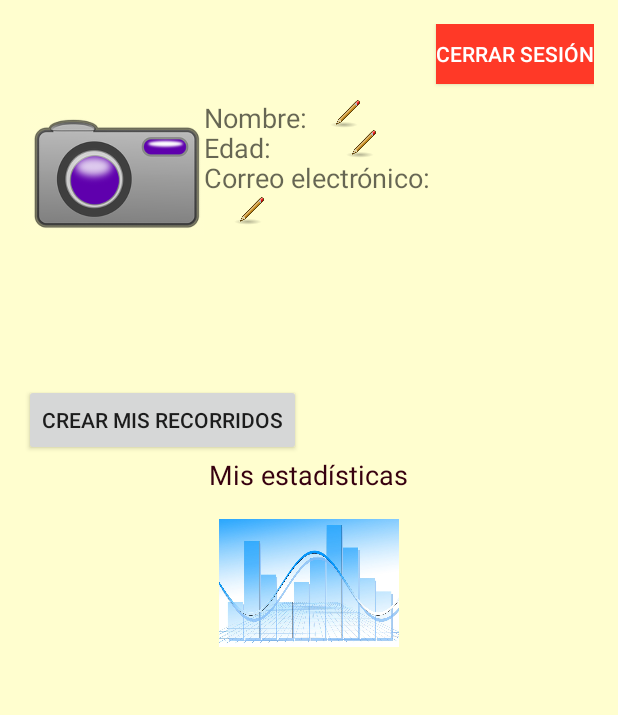
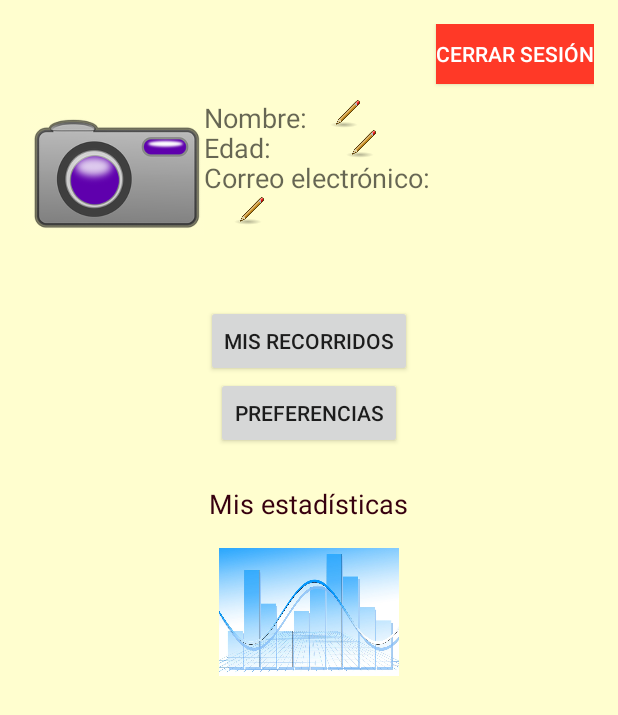
Before and after one commit to lrdzero/TFG, an Android app: the ProfileActivity screen opened directly, with no data from a screen before it, on a phone screen of 412 x 824 dp. Shown: the top 715 px of the screen. Run offline under Robolectric (Android 15) with nearby library versions, the phone set to English and light mode, and no system bars; pictures from the network do not load; 4 statements that could not run were skipped.

Commit message:
Integrado todo

```diff
--- a/app/src/main/java/com/example/lrdzero/tfg/MainActivity.java
+++ b/app/src/main/java/com/example/lrdzero/tfg/MainActivity.java
@@ -143,7 +143,7 @@ public class MainActivity extends Activity implements View.OnClickListener {
 
                break;
             case R.id.botonRegistro:
-                Intent nueva = new Intent(MainActivity.this,Registro.class);
+                Intent nueva = new Intent(MainActivity.this,HerramientaNuevaRuta.class);
 
                 startActivity(nueva);
                 break;
--- a/app/src/main/res/layout/activity_profile.xml
+++ b/app/src/main/res/layout/activity_profile.xml
@@ -6,6 +6,13 @@
     android:paddingBottom="@dimen/activity_vertical_margin"
     tools:context="com.example.lrdzero.tfg.ProfileActivity"
     android:background="#FFFECF">
+
+    <ScrollView
+        android:layout_width="400dp"
+        android:layout_height="wrap_content"
+        android:id="@+id/scrollView3"
+        android:layout_alignParentRight="true"
+        android:layout_alignParentEnd="true">
 
         <LinearLayout
             android:orientation="vertical"
@@ -29,7 +36,7 @@
             <LinearLayout
                 android:orientation="horizontal"
                 android:layout_width="match_parent"
-            android:layout_height="200dp">
+                android:layout_height="147dp">
 
                 <ImageView
                     android:layout_width="120dp"
@@ -163,13 +170,25 @@
                 android:layout_width="match_parent"
                 android:layout_height="255dp">
 
+                <LinearLayout
+                    android:orientation="vertical"
+                    android:layout_width="match_parent"
+                    android:layout_height="120dp">
+
                     <Button
                         android:layout_width="wrap_content"
                         android:layout_height="wrap_content"
-                android:text="Crear Mis Recorridos"
+                        android:text="Mis Recorridos"
                         android:id="@+id/button2"
-                android:layout_below="@+id/foto"
-                android:layout_centerHorizontal="true" />
+                        android:layout_gravity="center_horizontal" />
+
+                    <Button
+                        android:layout_width="wrap_content"
+                        android:layout_height="wrap_content"
+                        android:text="preferencias"
+                        android:id="@+id/button3"
+                        android:layout_gravity="center_horizontal" />
+                </LinearLayout>
 
                 <TextView
                     android:text="Mis estadísticas"
@@ -197,5 +216,6 @@
             </LinearLayout>
 
         </LinearLayout>
+    </ScrollView>
 
 </RelativeLayout>
--- a/app/src/main/res/values/strings.xml
+++ b/app/src/main/res/values/strings.xml
@@ -27,6 +27,11 @@
         <item>Movilidad reducida</item>
 
     </string-array>
+    <string-array name="recomendadoUser">
+        <item>Problemas Cardiovasculares</item>
+        <item>Movilidad reducida</item>
+
+    </string-array>
     <string-array name="dificultades">
         <item>Fácil</item>
         <item>Medio</item>
```
Also changed, not shown: app/src/main/java/com/example/lrdzero/tfg/Conexion.java (+44 -7 lines), app/src/main/java/com/example/lrdzero/tfg/CrearNuevoRecorrido.java (+42 -2 lines), app/src/main/java/com/example/lrdzero/tfg/DatosRyR.java (+9 -3 lines), app/src/main/java/com/example/lrdzero/tfg/ProfileActivity.java (+100 -4 lines), app/src/main/java/com/example/lrdzero/tfg/SeleccionRecorridos.java (+52 -1 lines). Lines whose indentation alone changed are shown as unchanged.
